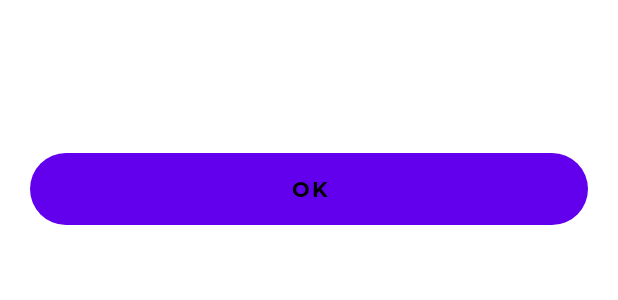
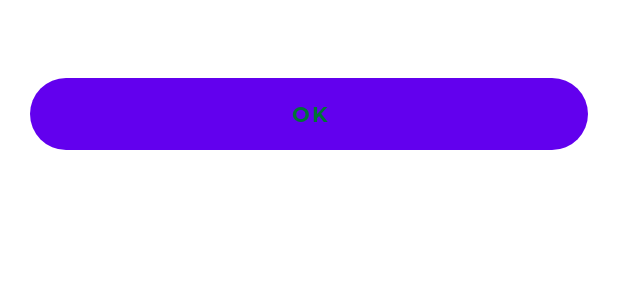
Before and after one commit to RocqJones/NGCr, an Android app: the layout dialog_alert.xml on its own in the app's theme, with its tools: preview values and no code run, on a phone screen of 412 x 824 dp. Shown: the top 300 px of the screen. Run offline under Robolectric (Android 15) with nearby library versions, the phone set to English and light mode, and no system bars.

Commit message:
alert dialog updated

```diff
--- a/app/src/main/res/layout/dialog_alert.xml
+++ b/app/src/main/res/layout/dialog_alert.xml
@@ -1,46 +1,42 @@
 <?xml version="1.0" encoding="utf-8"?>
-<LinearLayout xmlns:android="http://schemas.android.com/apk/res/android"
+<androidx.cardview.widget.CardView xmlns:android="http://schemas.android.com/apk/res/android"
+    xmlns:app="http://schemas.android.com/apk/res-auto"
     android:layout_width="match_parent"
     android:layout_height="wrap_content"
-android:background="@color/bg_default"
-android:orientation="vertical">
+    app:cardBackgroundColor="@color/bg_default"
+    app:cardCornerRadius="10dp"
+    app:cardElevation="0dp">
 
     <LinearLayout
         android:layout_width="match_parent"
         android:layout_height="wrap_content"
         android:layout_marginTop="10dp"
-    android:background="@color/bg_default"
         android:orientation="vertical">
 
         <TextView
             android:id="@+id/tv_response_id"
             android:layout_width="match_parent"
             android:layout_height="wrap_content"
-        android:layout_margin="10dp"
+            android:layout_marginStart="20dp"
             android:layout_marginTop="10dp"
+            android:layout_marginEnd="20dp"
             android:fontFamily="@font/font_regular"
+            android:gravity="center_horizontal|center_vertical"
             android:textColor="@color/black"
-        android:gravity="center_horizontal|center_vertical"
-        android:padding="10dp"
             android:textSize="16sp" />
-
-    <LinearLayout
-        android:layout_width="match_parent"
-        android:layout_height="wrap_content"
-        android:layout_marginTop="10dp"
-        android:orientation="horizontal">
 
         <Button
             android:id="@+id/dialogButtonOK"
-            android:layout_width="0dp"
+            android:layout_width="match_parent"
             android:layout_height="wrap_content"
-            android:layout_margin="20dp"
-            android:layout_weight="1"
+            android:layout_marginStart="20dp"
+            android:layout_marginTop="10dp"
+            android:layout_marginEnd="20dp"
+            android:layout_marginBottom="10dp"
+            android:background="@drawable/bg_button"
             android:fontFamily="@font/font_bold"
-            android:background="@drawable/bg_button"
             android:text="@string/ok"
-            android:textColor="@color/black" />
+            android:textColor="@color/web_green" />
     </LinearLayout>
 
-</LinearLayout>
-</LinearLayout>
+</androidx.cardview.widget.CardView>
```
Lines whose indentation alone changed are shown as unchanged.
